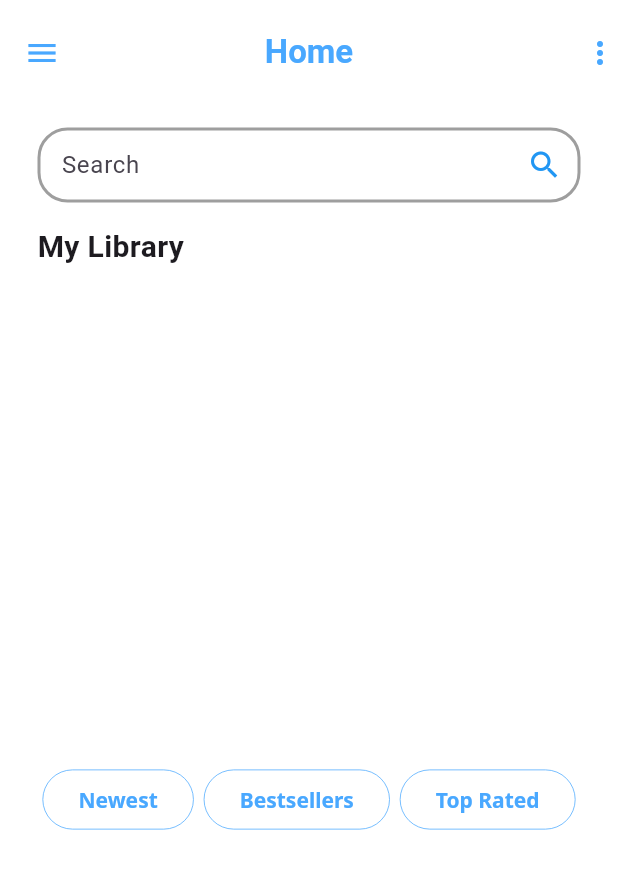
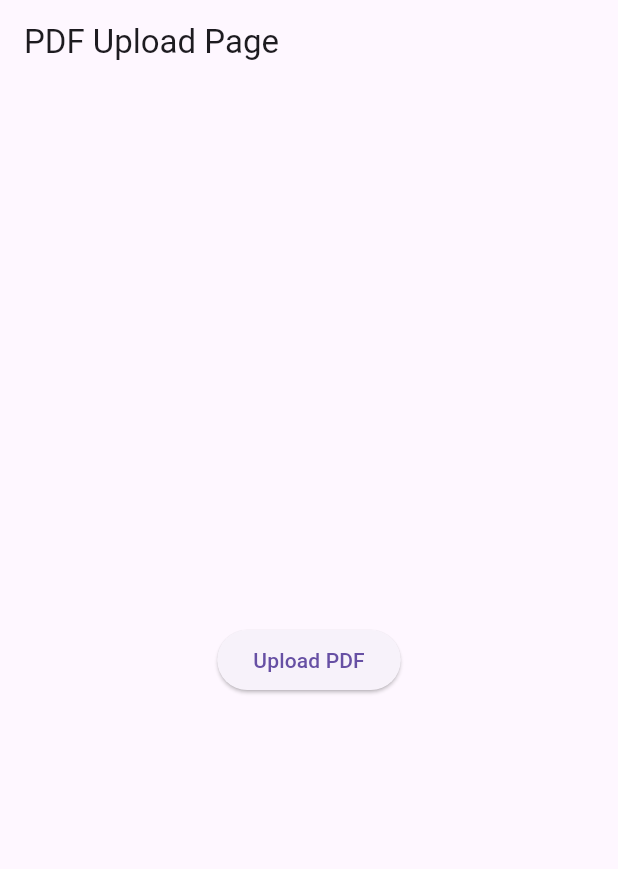
Before and after one commit to ys21004/E-reader, a Flutter app: the screen it shows after launch, on a phone screen of 412 x 824 dp. Shown: the top 869 px of the screen. Run offline on Flutter 3.47's test engine with Material 3 defaults, Android fonts, the phone set to English and light mode, and no system bars; our stand-ins replace file_picker, flutter_credit_card, flutter_dotenv, flutter_secure_storage, google_fonts; missing offline and left inert: flutter_pdfview.

Commit message:
Upload book
Added upload book functionality. Allows user to choose a pdf file from their device to add to the app as an ebook

```diff
--- a/ebook-frontend/ebook_frontend/lib/main.dart
+++ b/ebook-frontend/ebook_frontend/lib/main.dart
@@ -1,12 +1,13 @@
 import 'package:ebook_frontend/pages/book_pdf.dart';
 import 'package:ebook_frontend/pages/login_or_register.dart';
+import 'package:ebook_frontend/pages/pdf_upload_page.dart';
 import 'package:flutter/material.dart';
 import 'package:flutter_dotenv/flutter_dotenv.dart';
 
 import 'pages/home_page.dart';
 import 'pages/purchase_page.dart';
 
-void main() async{
+void main() async {
   await dotenv.load(fileName: "lib/.env");
   runApp(const MyApp());
 }
@@ -18,8 +19,6 @@ class MyApp extends StatelessWidget {
   @override
   Widget build(BuildContext context) {
     return MaterialApp(
-      debugShowCheckedModeBanner: false,
-      home: HomePage()
-    );
+        debugShowCheckedModeBanner: false, home: PdfUploadPage());
   }
 }
--- /dev/null
+++ b/ebook-frontend/ebook_frontend/lib/pages/pdf_upload_page.dart
@@ -0,0 +1,55 @@
+import 'package:flutter/material.dart';
+import 'package:file_picker/file_picker.dart';
+import 'package:http/http.dart' as http;
+
+class PdfUploadPage extends StatelessWidget {
+  Future<void> uploadFile() async {
+    FilePickerResult? result = await FilePicker.platform.pickFiles(
+      type: FileType.custom,
+      allowedExtensions: ['pdf'],
+    );
+
+    if (result != null) {
+      var request = http.MultipartRequest(
+        'POST',
+        Uri.parse('YOUR_STRAPI_UPLOAD_ENDPOINT'),
+      );
+      request.files.add(
+        await http.MultipartFile.fromPath(
+          'pdf',
+          result.files.single.path!,
+        ),
+      );
+
+      // Add any necessary headers or authentication tokens
+      // Send the request
+      var response = await request.send();
+
+      if (response.statusCode == 200) {
+        // File uploaded successfully
+        print('File uploaded!');
+      } else {
+        // Handle error
+        print('Error uploading file: ${response.reasonPhrase}');
+      }
+    } else {
+      // User canceled the file picker
+      print('User canceled file picker');
+    }
+  }
+
+  @override
+  Widget build(BuildContext context) {
+    return Scaffold(
+      appBar: AppBar(
+        title: Text('PDF Upload Page'),
+      ),
+      body: Center(
+        child: ElevatedButton(
+          onPressed: uploadFile,
+          child: Text('Upload PDF'),
+        ),
+      ),
+    );
+  }
+}
--- a/ebook-frontend/ebook_frontend/pubspec.yaml
+++ b/ebook-frontend/ebook_frontend/pubspec.yaml
@@ -42,6 +42,7 @@ dependencies:
   flutter_pdfview: ^1.2.7
   path_provider: ^2.0.7
   flutter_credit_card: ^2.0.0
+  file_picker: ^6.1.1
 
 dev_dependencies:
   flutter_test:
```
Also changed, not shown: ebook-frontend/ebook_frontend/pubspec.lock, 4 other files.
